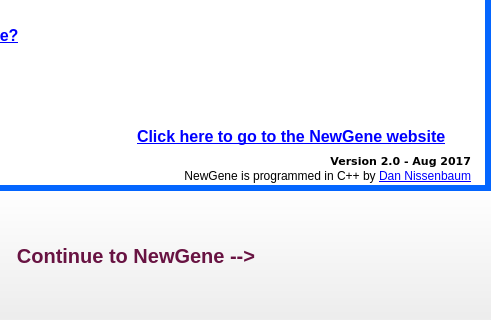
daniel347x/newgene, file NewGeneUI/NewGene/Widgets/splash.ui: the form before one commit; both pictures show x 220 to 711 and y 430 to 750 of the 711 by 750 pixel window.
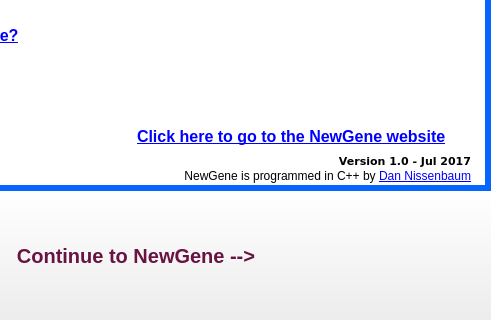
The form after the commit. Icons and pictures are not drawn.

What changed in the file:
```diff
--- a/NewGeneUI/NewGene/Widgets/splash.ui
+++ b/NewGeneUI/NewGene/Widgets/splash.ui
@@ -191,7 +191,7 @@
         <string notr="true">#label_version {font-family: Verdana; font-size: 11px; color: #000000; font-weight: bold;}</string>
        </property>
        <property name="text">
-        <string>Version 2.0 - Aug 2017</string>
+        <string>Version 1.0 - Jul 2017</string>
        </property>
        <property name="alignment">
         <set>Qt::AlignRight|Qt::AlignTrailing|Qt::AlignVCenter</set>
```
